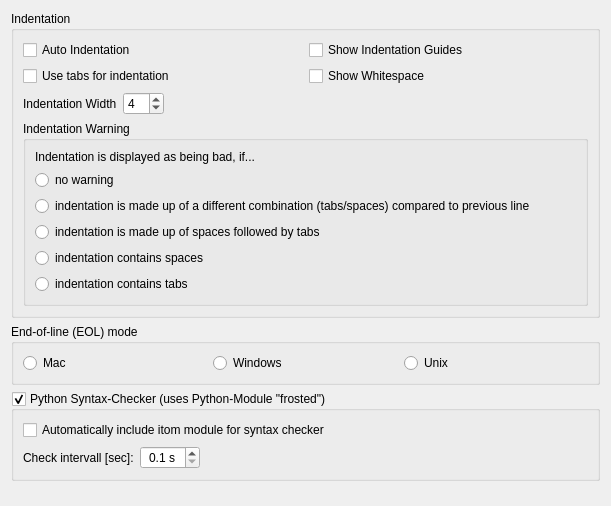
itom-project/itom, file Qitom/ui/widgetPropEditorGeneral.ui: the form before one commit.
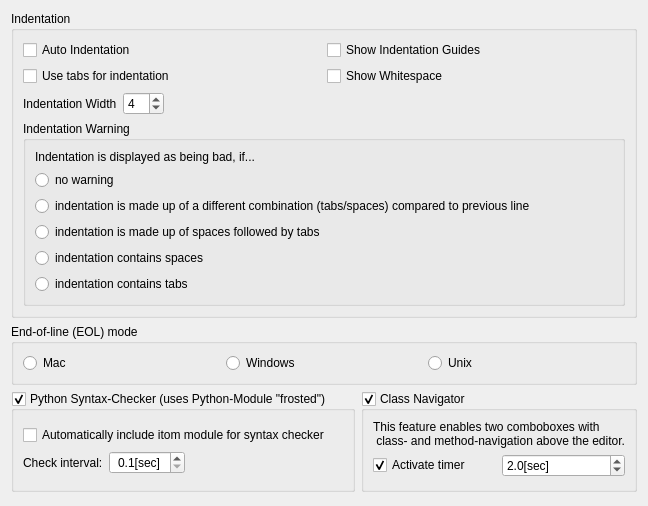
The form after the commit.

Commit message: new Python script navigator (via dropdown boxes in scriptDockWidget) inserted (can be removed by settings)

What changed in the file:
```diff
--- a/Qitom/ui/widgetPropEditorGeneral.ui
+++ b/Qitom/ui/widgetPropEditorGeneral.ui
@@ -13,7 +13,9 @@
   <property name="windowTitle">
    <string>Form</string>
   </property>
-  <layout class="QVBoxLayout" name="verticalLayout_4">
+  <layout class="QVBoxLayout" name="verticalLayout_8">
+   <item>
+    <layout class="QVBoxLayout" name="verticalLayout_7">
    <item>
     <widget class="QGroupBox" name="groupIndentation">
      <property name="title">
@@ -178,6 +180,8 @@
     </widget>
    </item>
    <item>
+      <layout class="QHBoxLayout" name="horizontalLayout_5">
+       <item>
     <widget class="QGroupBox" name="groupSyntaxCheck">
      <property name="title">
       <string>Python Syntax-Checker (uses Python-Module &quot;frosted&quot;)</string>
@@ -206,7 +210,7 @@
              </sizepolicy>
             </property>
             <property name="text">
-             <string extracomment="The timer is started when entering a new line">Check intervall [sec]:</string>
+                 <string extracomment="The timer is started when entering a new line">Check interval:</string>
             </property>
            </widget>
           </item>
@@ -234,7 +238,7 @@
              <set>Qt::AlignCenter</set>
             </property>
             <property name="suffix">
-             <string> s</string>
+                 <string>[sec]</string>
             </property>
             <property name="decimals">
              <number>1</number>
@@ -271,6 +275,73 @@
     </widget>
    </item>
    <item>
+        <widget class="QGroupBox" name="groupClassNavigator">
+         <property name="title">
+          <string>Class Navigator</string>
+         </property>
+         <property name="checkable">
+          <bool>true</bool>
+         </property>
+         <layout class="QVBoxLayout" name="verticalLayout_4">
+          <item>
+           <widget class="QLabel" name="label_3">
+            <property name="text">
+             <string>This feature enables two comboboxes with 
+ class- and method-navigation above the editor.</string>
+            </property>
+           </widget>
+          </item>
+          <item>
+           <layout class="QHBoxLayout" name="horizontalLayout_4">
+            <item>
+             <widget class="QCheckBox" name="checkActiveClassNavigatorTimer">
+              <property name="text">
+               <string>Activate timer</string>
+              </property>
+              <property name="checked">
+               <bool>true</bool>
+              </property>
+             </widget>
+            </item>
+            <item>
+             <widget class="QDoubleSpinBox" name="spinClassNavigatorInterval">
+              <property name="suffix">
+               <string>[sec]</string>
+              </property>
+              <property name="decimals">
+               <number>1</number>
+              </property>
+              <property name="singleStep">
+               <double>0.100000000000000</double>
+              </property>
+              <property name="value">
+               <double>2.000000000000000</double>
+              </property>
+             </widget>
+            </item>
+           </layout>
+          </item>
+          <item>
+           <spacer name="verticalSpacer_2">
+            <property name="orientation">
+             <enum>Qt::Vertical</enum>
+            </property>
+            <property name="sizeHint" stdset="0">
+             <size>
+              <width>20</width>
+              <height>40</height>
+             </size>
+            </property>
+           </spacer>
+          </item>
+         </layout>
+        </widget>
+       </item>
+      </layout>
+     </item>
+    </layout>
+   </item>
+   <item>
     <spacer name="verticalSpacer">
      <property name="orientation">
       <enum>Qt::Vertical</enum>
```
Left out of the diff: 23 changed lines with no effect on the pictures. Lines whose indentation alone changed are shown as unchanged. The commit also changes 14 other files.
